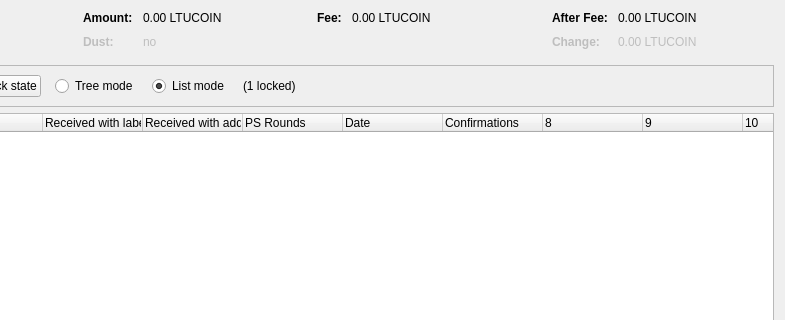
Before: the Qt Designer form src/qt/forms/coincontroldialog.ui in niocutl/dash, drawn with Qt 5; both pictures show x 169 to 954 and y 0 to 320 of the 954 by 500 pixel window.
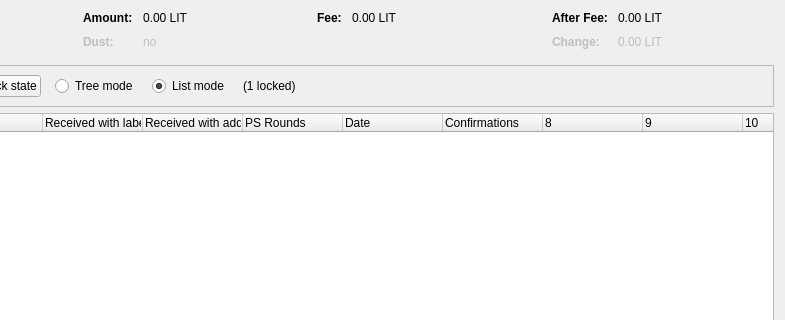
After: the same form once the commit is applied. Custom widgets are drawn as their Qt base class.

```diff
--- a/src/qt/forms/coincontroldialog.ui
+++ b/src/qt/forms/coincontroldialog.ui
@@ -132,7 +132,7 @@
           <enum>Qt::ActionsContextMenu</enum>
          </property>
          <property name="text">
-          <string notr="true">0.00 LTUCOIN</string>
+          <string notr="true">0.00 LIT</string>
          </property>
          <property name="textInteractionFlags">
           <set>Qt::LinksAccessibleByMouse|Qt::TextSelectableByKeyboard|Qt::TextSelectableByMouse</set>
@@ -212,7 +212,7 @@
           <enum>Qt::ActionsContextMenu</enum>
          </property>
          <property name="text">
-          <string notr="true">0.00 LTUCOIN</string>
+          <string notr="true">0.00 LIT</string>
          </property>
          <property name="textInteractionFlags">
           <set>Qt::LinksAccessibleByMouse|Qt::TextSelectableByKeyboard|Qt::TextSelectableByMouse</set>
@@ -257,7 +257,7 @@
           <enum>Qt::ActionsContextMenu</enum>
          </property>
          <property name="text">
-          <string notr="true">0.00 LTUCOIN</string>
+          <string notr="true">0.00 LIT</string>
          </property>
          <property name="textInteractionFlags">
           <set>Qt::LinksAccessibleByMouse|Qt::TextSelectableByKeyboard|Qt::TextSelectableByMouse</set>
@@ -292,7 +292,7 @@
           <enum>Qt::ActionsContextMenu</enum>
          </property>
          <property name="text">
-          <string notr="true">0.00 LTUCOIN</string>
+          <string notr="true">0.00 LIT</string>
          </property>
          <property name="textInteractionFlags">
           <set>Qt::LinksAccessibleByMouse|Qt::TextSelectableByKeyboard|Qt::TextSelectableByMouse</set>
```
